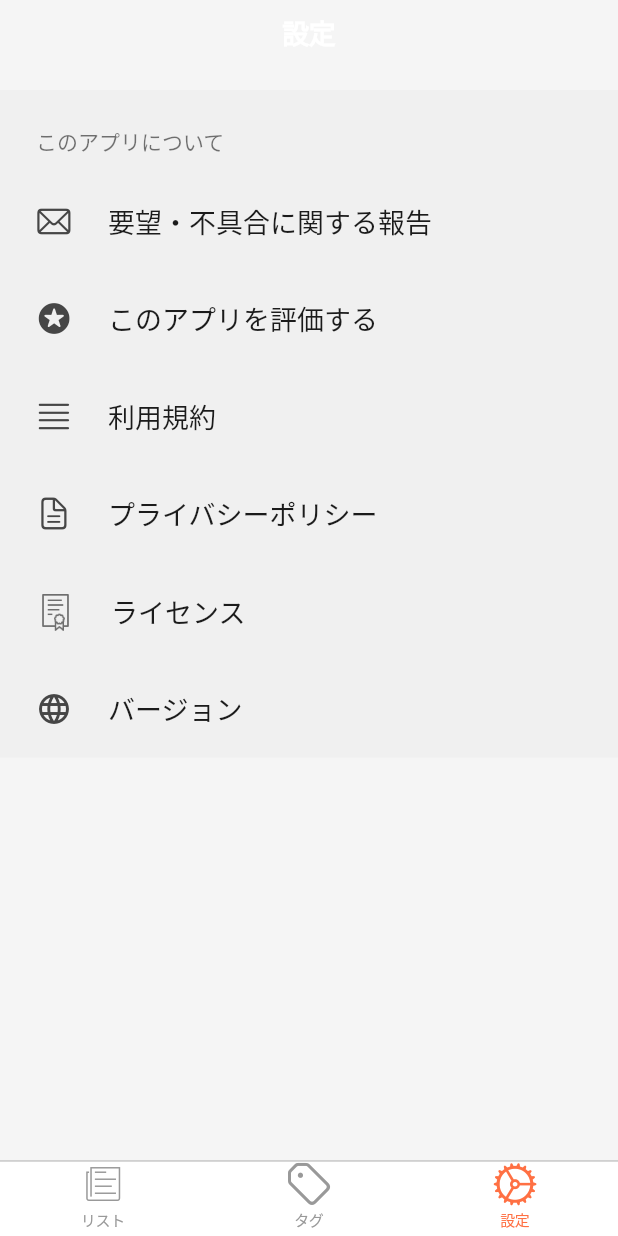
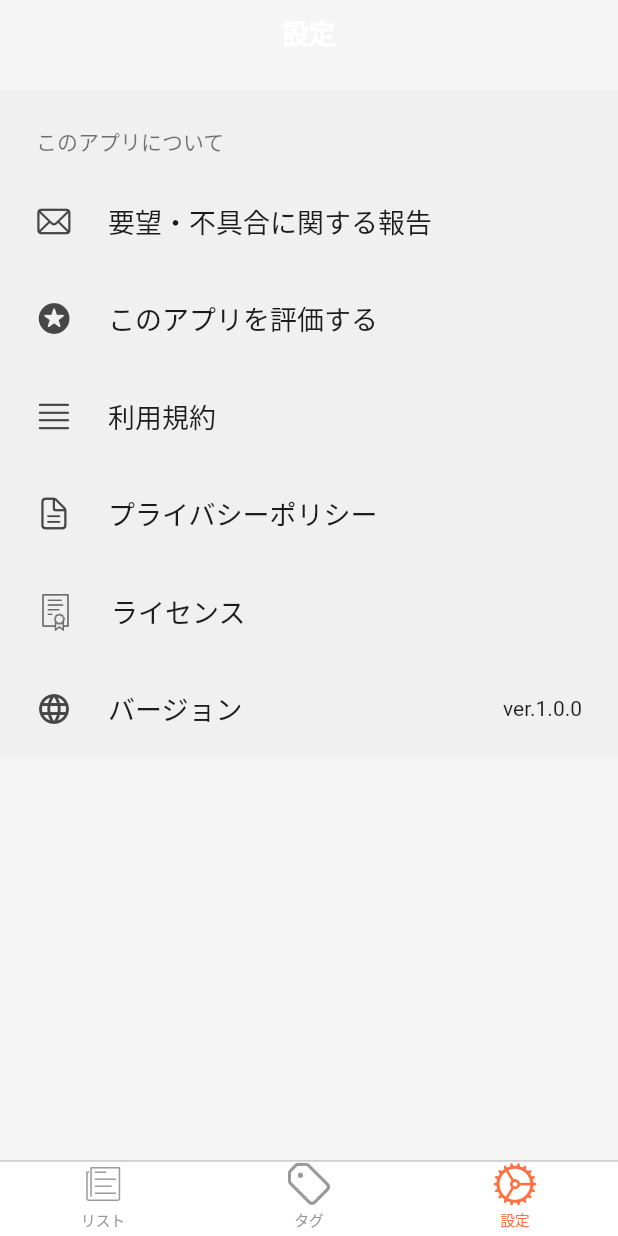
Before and after one commit to waterbook59/compare_2way, a Flutter app: the screen it shows after launch, item 3 of the bottom bar chosen, on a phone screen of 412 x 824 dp. Run offline on Flutter 3.47's test engine with Material 2 defaults, Android fonts, the phone set to English and light mode, and no system bars; drawn by our look-alikes of settings_ui; our stand-ins replace flutter_slidable, fluttertoast, getwidget, moor, webview_flutter; missing offline and left inert: app_review, flutter_email_sender, flutter_reorderable_list; generated files the repository leaves out were written again; Roboto replaces fonts that are missing (Hiragino Kaku Gothic ProN).

Commit message:
SettingPage -ver記載追加

```diff
--- a/lib/views/setting/setting_page.dart
+++ b/lib/views/setting/setting_page.dart
@@ -122,12 +122,10 @@ class _SettingPageState extends State<SettingPage> {
                       title: const Text('バージョン'),
 //                      subtitle: 'English',
                       leading: const Icon(Icons.language),
-//                      trailing:const Icon(Icons.arrow_forward_ios),
-                      onPressed: (context) {
-//                    Navigator.of(context).push(MaterialPageRoute(
-//                      builder: (_) => LanguagesScreen(),
-//                    ));
-                      },
+                      trailing: const Padding(
+                        padding: EdgeInsets.only(right: 8),
+                        child: Text('ver.1.0.0'),
+                      ),
                     ),
                   ],
                 )
```
